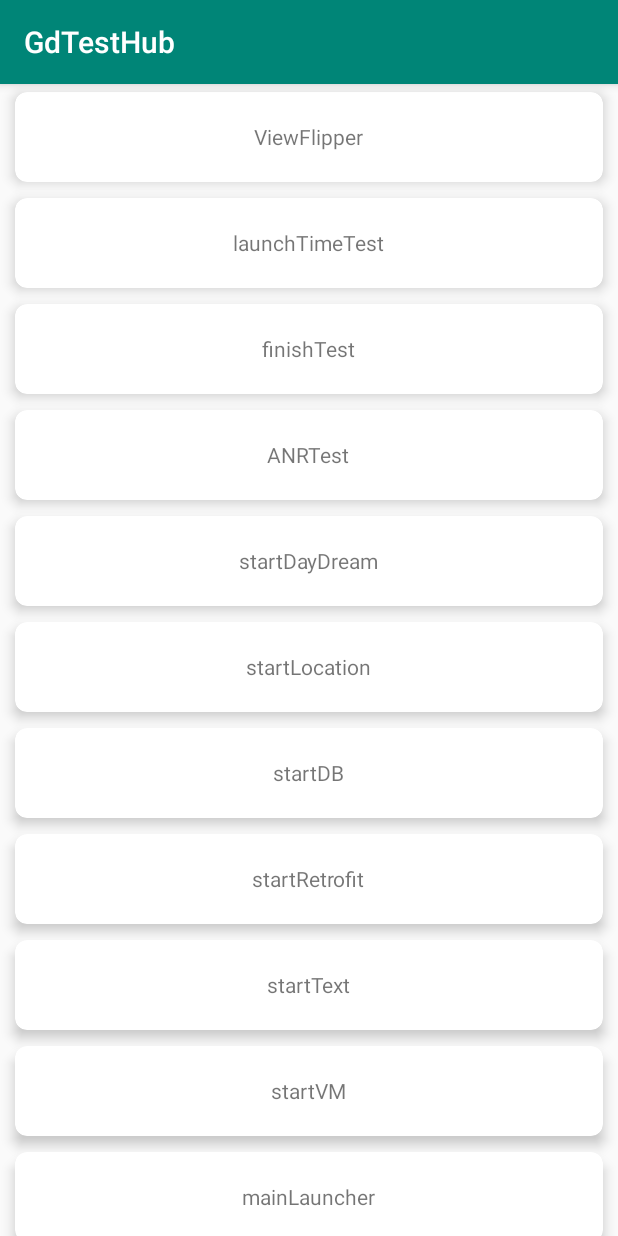
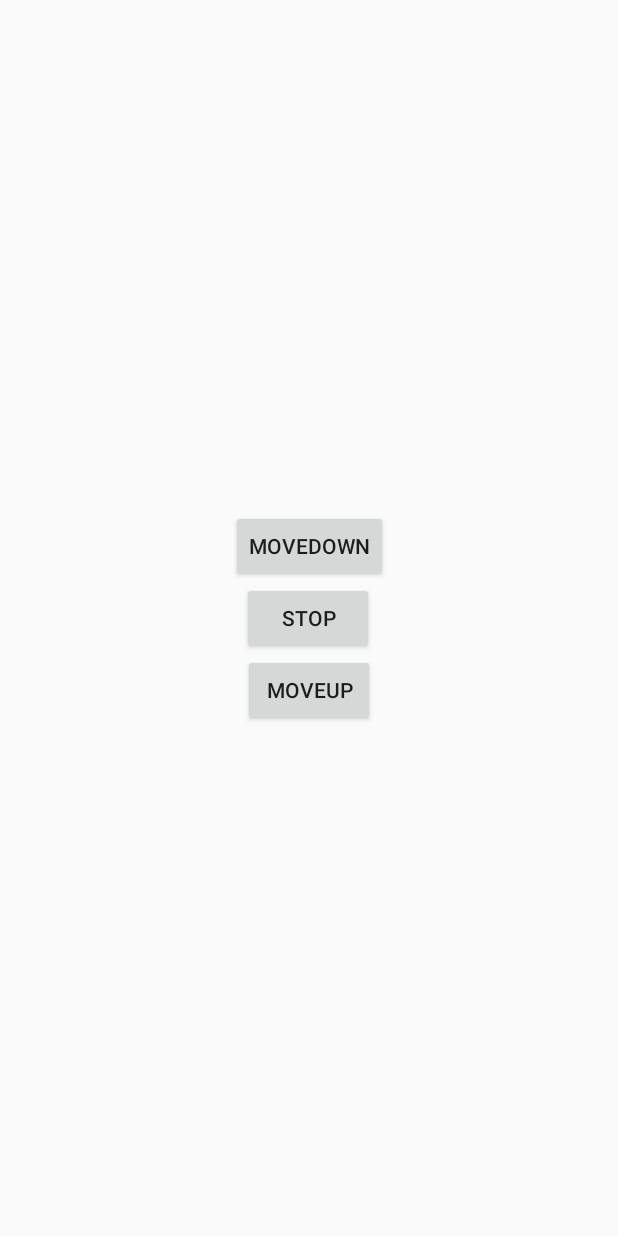
Before and after one commit to Gdeeer/GdTestHub, an Android app: the screen it shows after launch (MainActivity before the commit, DecorActivity after it), on a phone screen of 412 x 824 dp. Run offline under Robolectric (Android 15) with nearby library versions, the phone set to English and light mode, and no system bars; our stand-ins replace data binding.

Commit message:
FakeNoti Test

```diff
--- a/app/build.gradle
+++ b/app/build.gradle
@@ -23,12 +23,15 @@ android {
         sourceCompatibility JavaVersion.VERSION_1_8
         targetCompatibility JavaVersion.VERSION_1_8
     }
+    dataBinding {
+        enabled = true
+    }
 }
 
 dependencies {
     implementation fileTree(include: ['*.jar'], dir: 'libs')
     implementation 'com.android.support:appcompat-v7:28.0.0'
-    implementation 'com.android.support.constraint:constraint-layout:1.1.3'
+    implementation 'com.android.support.constraint:constraint-layout:2.0.0-alpha1'
     //implementation 'org.litepal.android:java:3.0.0'
     def room_version = "1.1.1"
     implementation "android.arch.persistence.room:runtime:$room_version"
--- a/app/src/main/java/com/gdeer/gdtesthub/MainActivity.java
+++ b/app/src/main/java/com/gdeer/gdtesthub/MainActivity.java
@@ -3,6 +3,7 @@ package com.gdeer.gdtesthub;
 import com.gdeer.gdtesthub.anr.AnrActivity;
 import com.gdeer.gdtesthub.dayDream.MyDaydreamService;
 import com.gdeer.gdtesthub.db.DbActivity;
+import com.gdeer.gdtesthub.decorView.DecorActivity;
 import com.gdeer.gdtesthub.finish.FinishActivity;
 import com.gdeer.gdtesthub.launchTime.LaunchTimeActivity;
 import com.gdeer.gdtesthub.location.LocationActivity;
@@ -67,6 +68,7 @@ public class MainActivity extends AppCompatActivity {
 
     private void initDataList() {
         MainItemBean[] list = new MainItemBean[]{
+            new MainItemBean("decorView", DecorActivity.class),
             new MainItemBean("ViewFlipper", ViewFlipperActivity.class),
             new MainItemBean("launchTimeTest", LaunchTimeActivity.class),
             new MainItemBean("finishTest", FinishActivity.class),
--- /dev/null
+++ b/app/src/main/java/com/gdeer/gdtesthub/decorView/DecorActivity.java
@@ -0,0 +1,48 @@
+package com.gdeer.gdtesthub.decorView;
+
+import android.app.Activity;
+import android.databinding.DataBindingUtil;
+import android.graphics.Color;
+import android.os.Bundle;
+import android.support.annotation.Nullable;
+import android.view.View;
+import android.view.ViewGroup;
+import android.view.WindowManager;
+import android.widget.FrameLayout;
+
+import com.gdeer.gdtesthub.R;
+import com.gdeer.gdtesthub.databinding.ActivityDecorBinding;
+
+public class DecorActivity extends Activity {
+
+    private FakeNotiHelper mFakeNotiHelper;
+    private View mView;
+
+    @Override
+    protected void onCreate(@Nullable Bundle savedInstanceState) {
+        super.onCreate(savedInstanceState);
+        getWindow().addFlags(WindowManager.LayoutParams.FLAG_TRANSLUCENT_STATUS);
+        ActivityDecorBinding binding = DataBindingUtil.setContentView(this, R.layout.activity_decor);
+
+
+        mView = new View(DecorActivity.this);
+        FrameLayout.LayoutParams params = new FrameLayout.LayoutParams(FrameLayout.LayoutParams.MATCH_PARENT, 200);
+        int margin = 30;
+        params.topMargin = margin;
+        params.bottomMargin = margin;
+        params.leftMargin = margin;
+        params.rightMargin = margin;
+        mView.setLayoutParams(params);
+        mView.setBackgroundColor(Color.CYAN);
+
+        mFakeNotiHelper = new FakeNotiHelper(this);
+        mFakeNotiHelper.attach((ViewGroup) binding.getRoot());
+        mFakeNotiHelper.setContentView(mView);
+
+        binding.btnShow.setOnClickListener(v -> mFakeNotiHelper.show());
+
+        binding.btnStop.setOnClickListener(v -> mFakeNotiHelper.stop());
+
+        binding.btnHide.setOnClickListener(v -> mFakeNotiHelper.hide());
+    }
+}
--- /dev/null
+++ b/app/src/main/java/com/gdeer/gdtesthub/decorView/FakeNotiHelper.java
@@ -0,0 +1,132 @@
+package com.gdeer.gdtesthub.decorView;
+
+import android.animation.Animator;
+import android.animation.AnimatorListenerAdapter;
+import android.animation.ObjectAnimator;
+import android.app.Activity;
+import android.content.Context;
+import android.content.Intent;
+import android.os.Handler;
+import android.util.Log;
+import android.view.View;
+import android.view.ViewGroup;
+import android.widget.FrameLayout;
+
+public class FakeNotiHelper {
+    private long mKeepTime = 3000L;
+    private ViewGroup mContainer;
+    private int mWidth;
+    private int mHeight;
+    private boolean mShouldStop;
+    private final ObjectAnimator mAniShow;
+    private final ObjectAnimator mAniHide;
+
+    private Handler mHandler = new Handler();
+    private Runnable mHideRunnable = new Runnable() {
+        @Override
+        public void run() {
+            hide();
+        }
+    };
+
+    public FakeNotiHelper(Context context) {
+        mContainer = new SwipeView(context);
+        ((SwipeView) mContainer).setSwipeListener(new SwipeView.SwipeListener() {
+            @Override
+            public void onDown() {
+                mShouldStop = true;
+                mHandler.removeCallbacksAndMessages(null);
+            }
+
+            @Override
+            public void onUpSwipe() {
+                hide();
+            }
+
+            @Override
+            public void onUpNoSwipe() {
+
+            }
+        });
+
+        mAniShow = ObjectAnimator.ofFloat(mContainer, "TranslationY", 0).setDuration(200);
+        mAniShow.addListener(new AnimatorListenerAdapter() {
+            @Override
+            public void onAnimationEnd(Animator animation) {
+                mHandler.postDelayed(mHideRunnable, mKeepTime);
+            }
+        });
+        mAniShow.addUpdateListener(animation -> {
+            if (mShouldStop) {
+                animation.cancel();
+            }
+        });
+
+        mAniHide = ObjectAnimator.ofFloat(mContainer, "TranslationY", 0).setDuration(200);
+        mAniHide.addUpdateListener(animation -> {
+            if (mShouldStop) {
+                animation.cancel();
+            }
+        });
+    }
+
+    public void setContentView(View view) {
+        if (view != null && view.getParent() == null) {
+            mContainer.addView(view);
+            initWH();
+        }
+    }
+
+    public void setKeepTime(long keepTime) {
+        mKeepTime = keepTime;
+    }
+
+    public void attach(Activity activity) {
+        if (activity != null && mContainer.getParent() == null) {
+            ViewGroup parent = activity.findViewById(android.R.id.content);
+            if (parent != null) {
+                FrameLayout.LayoutParams params = new FrameLayout.LayoutParams(ViewGroup.LayoutParams.MATCH_PARENT, ViewGroup.LayoutParams.WRAP_CONTENT);
+                parent.addView(mContainer, params);
+            }
+        }
+    }
+
+    public void attach(ViewGroup viewGroup) {
+        if (viewGroup != null && mContainer.getParent() == null) {
+            viewGroup.addView(mContainer, 0);
+        }
+    }
+
+    public void show() {
+        mShouldStop = false;
+        if (mHeight != 0) {
+            mAniShow.setFloatValues(mContainer.getTranslationY(), 0);
+            mAniShow.start();
+        }
+    }
+
+    public void hide() {
+        mShouldStop = false;
+        if (mHeight != 0) {
+            Log.d("zhangjl", "mContainer.getTranslationY() " + mContainer.getTranslationY());
+            mAniHide.setFloatValues(mContainer.getTranslationY(), -mHeight);
+            mAniHide.start();
+        }
+    }
+
+    private void initWH() {
+        int widthMeasureSpec = View.MeasureSpec.makeMeasureSpec((1 << 30) - 1, View.MeasureSpec.AT_MOST);
+        int heightMeasureSpec = View.MeasureSpec.makeMeasureSpec((1 << 30) - 1, View.MeasureSpec.AT_MOST);
+        mContainer.measure(widthMeasureSpec, heightMeasureSpec);
+
+        mWidth = mContainer.getMeasuredWidth();
+        mHeight = mContainer.getMeasuredHeight();
+
+        mContainer.setTranslationY(-mHeight);
+        Log.d("zhangjl", "mHeight " + mHeight);
+    }
+
+    public void stop() {
+        mShouldStop = true;
+    }
+}
--- /dev/null
+++ b/app/src/main/java/com/gdeer/gdtesthub/decorView/SwipeView.java
@@ -0,0 +1,64 @@
+package com.gdeer.gdtesthub.decorView;
+
+import android.content.Context;
+import android.util.AttributeSet;
+import android.util.Log;
+import android.view.MotionEvent;
+import android.widget.FrameLayout;
+
+public class SwipeView extends FrameLayout {
+
+    private float mDownY;
+    private SwipeListener mSwipeListener;
+
+    public SwipeView(Context context) {
+        super(context, null);
+    }
+
+    public SwipeView(Context context, AttributeSet attrs) {
+        super(context, attrs, 0);
+    }
+
+    public SwipeView(Context context, AttributeSet attrs, int defStyleAttr) {
+        super(context, attrs, defStyleAttr);
+    }
+
+    public void setSwipeListener(SwipeListener swipeListener) {
+        mSwipeListener = swipeListener;
+    }
+
+    @Override
+    public boolean onInterceptTouchEvent(MotionEvent ev) {
+        Log.d("zhangjl", "onInterceptTouchEvent");
+        return super.onInterceptTouchEvent(ev);
+    }
+
+    @Override
+    public boolean dispatchTouchEvent(MotionEvent event) {
+        Log.d("zhangjl", "dispatchTouchEvent " + event.getAction());
+        if (mSwipeListener == null) {
+            return super.dispatchTouchEvent(event);
+        }
+        if (event.getAction() == MotionEvent.ACTION_DOWN) {
+            mSwipeListener.onDown();
+            mDownY = event.getY();
+            return true;
+        } else if (event.getAction() == MotionEvent.ACTION_UP) {
+            float curY = event.getY();
+            if (mDownY - curY > 20) {
+                mSwipeListener.onUpSwipe();
+            } else {
+                mSwipeListener.onUpNoSwipe();
+            }
+        }
+        return super.dispatchTouchEvent(event);
+    }
+
+    interface SwipeListener {
+        void onDown();
+
+        void onUpSwipe();
+
+        void onUpNoSwipe();
+    }
+}
--- /dev/null
+++ b/app/src/main/res/layout/activity_decor.xml
@@ -0,0 +1,55 @@
+<?xml version="1.0" encoding="utf-8"?>
+<layout xmlns:android="http://schemas.android.com/apk/res/android"
+    xmlns:app="http://schemas.android.com/apk/res-auto"
+    xmlns:tools="http://schemas.android.com/tools"
+    android:id="@+id/layout">
+
+    <data>
+
+    </data>
+
+    <android.support.constraint.ConstraintLayout
+        android:layout_width="match_parent"
+        android:layout_height="match_parent">
+
+        <Button
+            android:id="@+id/btn_show"
+            android:layout_width="wrap_content"
+            android:layout_height="wrap_content"
+            android:text="moveDown"
+            app:layout_constraintBottom_toTopOf="@+id/btn_stop"
+            app:layout_constraintEnd_toEndOf="parent"
+            app:layout_constraintHorizontal_bias="0.5"
+            app:layout_constraintStart_toStartOf="parent"
+            app:layout_constraintTop_toTopOf="parent"
+            app:layout_constraintVertical_chainStyle="packed" />
+
+        <Button
+            android:id="@+id/btn_stop"
+            android:layout_width="wrap_content"
+            android:layout_height="wrap_content"
+            android:text="stop"
+            app:layout_constraintBottom_toTopOf="@+id/btn_hide"
+            app:layout_constraintEnd_toEndOf="parent"
+            app:layout_constraintHorizontal_bias="0.498"
+            app:layout_constraintStart_toStartOf="parent"
+            app:layout_constraintTop_toBottomOf="@+id/btn_show" />
+
+        <Button
+            android:id="@+id/btn_hide"
+            android:layout_width="wrap_content"
+            android:layout_height="wrap_content"
+            android:text="moveUp"
+            app:layout_constraintBottom_toBottomOf="parent"
+            app:layout_constraintEnd_toEndOf="parent"
+            app:layout_constraintStart_toStartOf="parent"
+            app:layout_constraintTop_toBottomOf="@+id/btn_stop" />
+
+        <android.support.constraint.Group
+            android:id="@+id/group2"
+            android:layout_width="wrap_content"
+            android:layout_height="wrap_content"
+            app:constraint_referenced_ids="btn_show,btn_stop,btn_hide" />
+
+    </android.support.constraint.ConstraintLayout>
+</layout>
```
Also changed, not shown: app/src/main/AndroidManifest.xml (+8 -6 lines).
